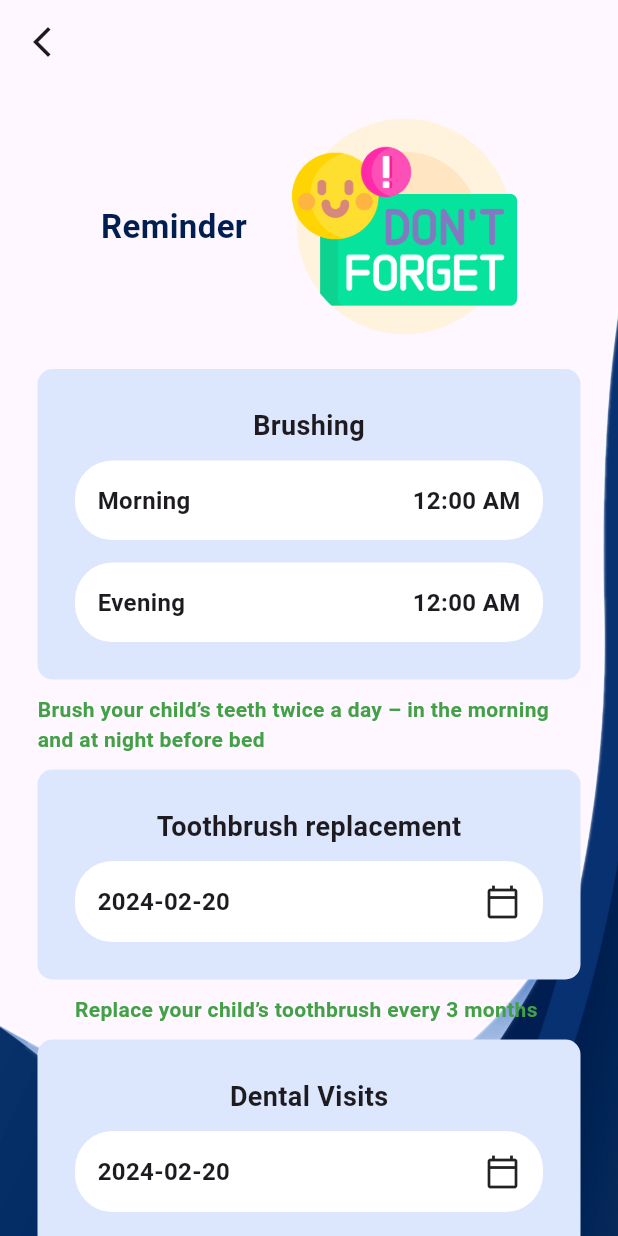
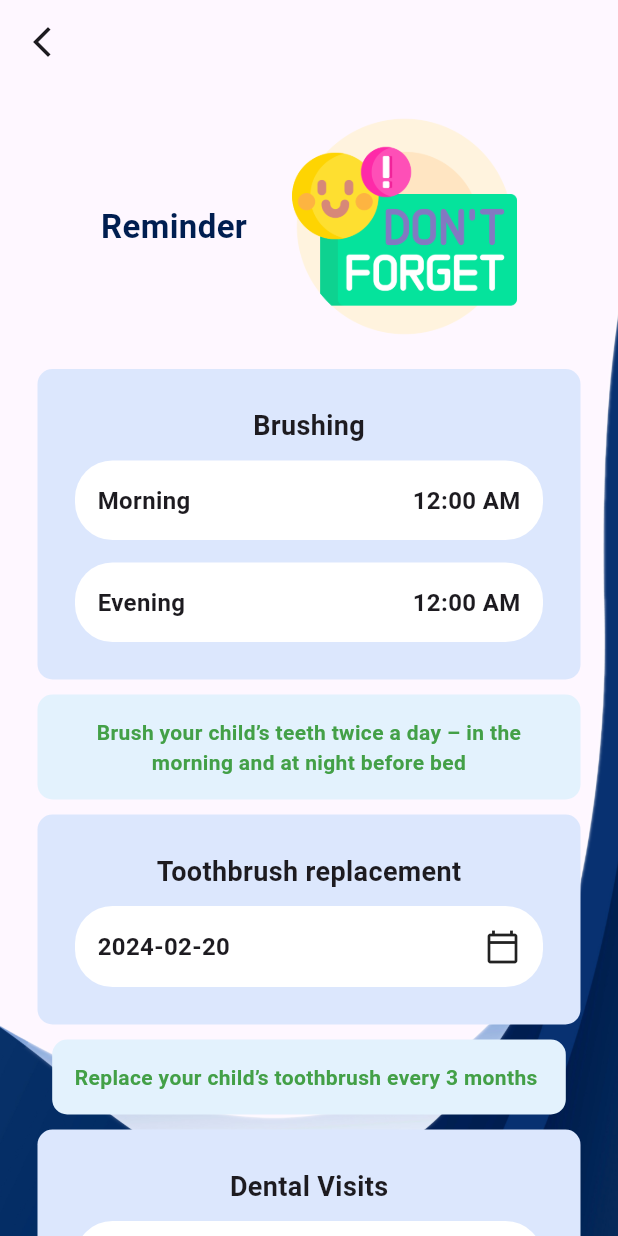
Before and after one commit to navendunandu/nuParent, a Flutter app: the Reminder screen opened directly, on a phone screen of 412 x 824 dp. Run offline on Flutter 3.47's test engine with Material 3 defaults, Android fonts, the phone set to English and light mode, and no system bars; our stand-ins replace chewie, cloud_firestore, firebase_auth, firebase_core, firebase_storage, flutter_tts and 9 more; missing offline and left inert: flutter_ringtone_player, video_thumbnail; accounts and stored records are empty.

Commit message:
reminder ui updates,

```diff
--- a/Mobile/lib/Reminder.dart
+++ b/Mobile/lib/Reminder.dart
@@ -180,7 +180,7 @@ class _ReminderState extends State<Reminder> {
           icon: const Icon(Icons.arrow_back_ios_new),
         ),
       ),
-      bottomNavigationBar: check ? BottomBar() : null,
+      bottomNavigationBar: check ? const BottomBar() : null,
       body: Container(
         height: double.infinity,
         decoration: const BoxDecoration(
@@ -302,11 +302,9 @@ class _ReminderState extends State<Reminder> {
                     ),
                   ),
                   const SizedBox(height: 10),
-                  Text(
-                    "Brush your child’s teeth twice a day – in the morning and at night before bed",
-                    style: TextStyle(
-                        color: Colors.green[600], fontWeight: FontWeight.w600),
-                  ),
+                  const Card(
+                      text:
+                          "Brush your child’s teeth twice a day – in the morning and at night before bed"),
                   const SizedBox(height: 10),
                   GestureDetector(
                     onTap: _selectToothbrushReplacementDate,
@@ -357,10 +355,8 @@ class _ReminderState extends State<Reminder> {
                     ),
                   ),
                   const SizedBox(height: 10),
-                  Text(
-                    "Replace your child’s toothbrush every 3 months ",
-                    style: TextStyle(
-                        color: Colors.green[600], fontWeight: FontWeight.w600),
+                  const Card(
+                    text: "Replace your child’s toothbrush every 3 months ",
                   ),
                   const SizedBox(height: 10),
                   GestureDetector(
@@ -412,12 +408,11 @@ class _ReminderState extends State<Reminder> {
                     ),
                   ),
                   const SizedBox(height: 10),
-                  Text(
-                    "Visit a dentist before turning one year old, or as soon as their first teeth appear.",
-                    style: TextStyle(
-                        color: Colors.green[600], fontWeight: FontWeight.w600),
+                  const Card(
+                    text:
+                        "Visit a dentist before turning one year old, or as soon as their first teeth appear.",
                   ),
-                  const SizedBox(height: 80),
+                  const SizedBox(height: 50),
                 ],
               ),
             ),
@@ -427,3 +422,28 @@ class _ReminderState extends State<Reminder> {
     );
   }
 }
+
+class Card extends StatefulWidget {
+  final String text;
+  const Card({super.key, required this.text});
+
+  @override
+  State<Card> createState() => _CardState();
+}
+
+class _CardState extends State<Card> {
+  @override
+  Widget build(BuildContext context) {
+    return Container(
+      padding: const EdgeInsets.all(15),
+      decoration: BoxDecoration(
+          color: AppColors.tilesecondaryblue,
+          borderRadius: BorderRadius.circular(10)),
+      child: Text(
+        widget.text,
+        textAlign: TextAlign.center,
+        style: TextStyle(color: Colors.green[600], fontWeight: FontWeight.w600),
+      ),
+    );
+  }
+}
```
Also changed, not shown: Mobile/lib/dental_visit.dart (+22 -17 lines), Mobile/lib/view_profile.dart (+66 -16 lines).
